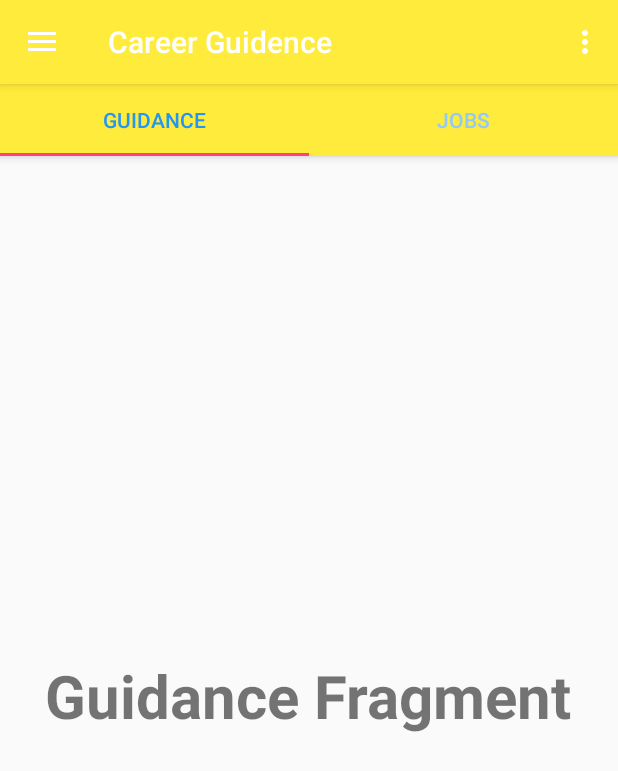
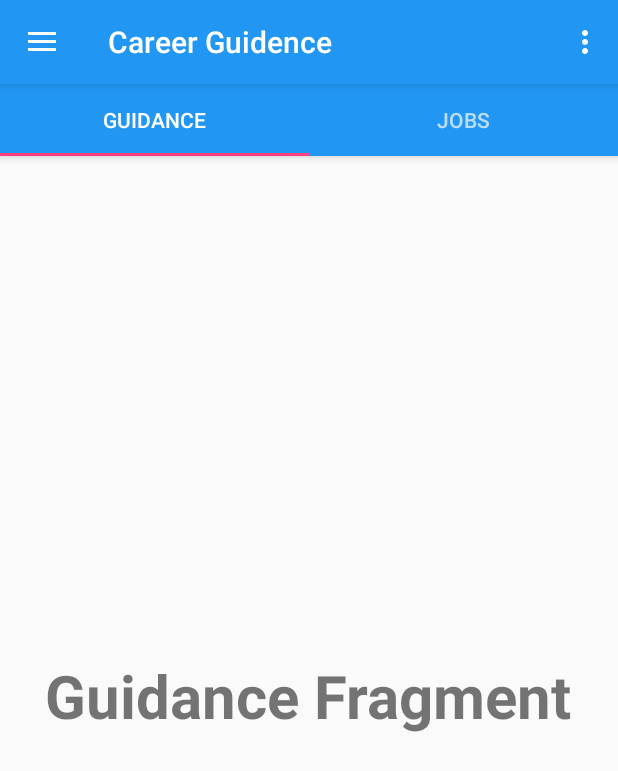
Before and after one commit to SurejaHit/Career_guidance_app, an Android app: the MainActivity screen opened directly, with no data from a screen before it, on a phone screen of 412 x 824 dp. Shown: the top 771 px of the screen. Run offline under Robolectric (Android 15) with nearby library versions, the phone set to English and light mode, and no system bars.

Commit message:
Color changed
Yellow to blue color changed

```diff
--- a/app/src/main/res/layout/content_main.xml
+++ b/app/src/main/res/layout/content_main.xml
@@ -23,8 +23,8 @@
                 android:layout_width="match_parent"
                 android:layout_height="wrap_content"
                 app:tabMode="fixed"
-                app:tabSelectedTextColor="#2196F3"
-                app:tabTextColor="#90CAF9"
+                app:tabSelectedTextColor="#FFFFFF"
+                app:tabTextColor="#BBDEFB"
                 app:tabGravity="fill"/>
         </android.support.design.widget.AppBarLayout>
 
--- a/app/src/main/res/values/colors.xml
+++ b/app/src/main/res/values/colors.xml
@@ -1,6 +1,6 @@
 <?xml version="1.0" encoding="utf-8"?>
 <resources>
-    <color name="colorPrimary">#FFEB3B</color>
-    <color name="colorPrimaryDark">#F9A825</color>
+    <color name="colorPrimary">#2196F3</color>
+    <color name="colorPrimaryDark">#3F51B5</color>
     <color name="colorAccent">#FF4081</color>
 </resources>
```
Also changed, not shown: app/src/main/res/layout/fragment_guidance.xml (line endings or trailing spaces).
